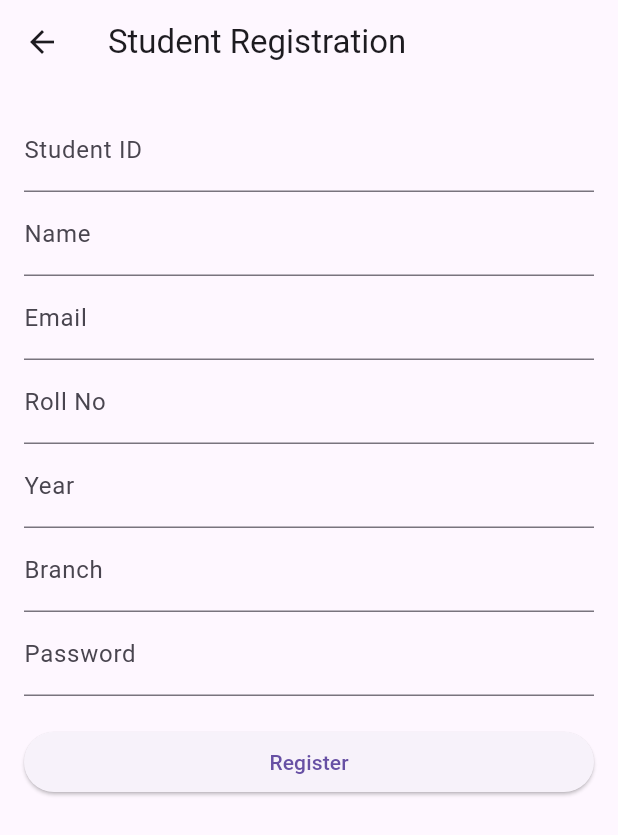
After one commit to Mihir072/ToDos-App, a Flutter app: the StudentRegistration screen opened directly, on a phone screen of 412 x 824 dp. The commit adds this screen. Shown: the top 835 px of the screen. Run offline on Flutter 3.47's test engine with Material 3 defaults, Android fonts, the phone set to English and light mode, and no system bars; network calls fail.

Commit message:
Second Commit

```diff
--- /dev/null
+++ b/lib/screens/student_page.dart
@@ -0,0 +1,122 @@
+import 'dart:convert';
+import 'package:flutter/material.dart';
+import 'package:http/http.dart' as http;
+
+class StudentRegistration extends StatefulWidget {
+  @override
+  _StudentRegistrationState createState() => _StudentRegistrationState();
+}
+
+class _StudentRegistrationState extends State<StudentRegistration> {
+  final _formKey = GlobalKey<FormState>();
+
+  final TextEditingController _studentIdController = TextEditingController();
+  final TextEditingController _nameController = TextEditingController();
+  final TextEditingController _emailController = TextEditingController();
+  final TextEditingController _rollNoController = TextEditingController();
+  final TextEditingController _yearController = TextEditingController();
+  final TextEditingController _branchController = TextEditingController();
+  final TextEditingController _passwordController = TextEditingController();
+
+  Future<void> registerStudent() async {
+    final url = Uri.parse('https://alumini-api1.onrender.com/register');
+    final body = {
+      "student_id": _studentIdController.text,
+      "name": _nameController.text,
+      "email": _emailController.text,
+      "roll_no": _rollNoController.text,
+      "year": _yearController.text,
+      "branch": _branchController.text,
+      "password": _passwordController.text,
+    };
+
+    try {
+      final response = await http.post(
+        url,
+        headers: {
+          'Content-Type': 'application/json',
+        },
+        body: jsonEncode(body),
+      );
+
+      if (response.statusCode == 200 || response.statusCode == 201) {
+        ScaffoldMessenger.of(context).showSnackBar(
+          SnackBar(content: Text('Registration successful!')),
+        );
+      } else {
+        ScaffoldMessenger.of(context).showSnackBar(
+          SnackBar(content: Text('Failed to register: ${response.body}')),
+        );
+      }
+    } catch (e) {
+      ScaffoldMessenger.of(context).showSnackBar(
+        SnackBar(content: Text('Error: $e')),
+      );
+    }
+  }
+
+  @override
+  Widget build(BuildContext context) {
+    return Scaffold(
+      appBar: AppBar(title: const Text('Student Registration')),
+      body: Padding(
+        padding: const EdgeInsets.all(16.0),
+        child: Form(
+          key: _formKey,
+          child: ListView(
+            children: [
+              TextFormField(
+                controller: _studentIdController,
+                decoration: const InputDecoration(labelText: 'Student ID'),
+                validator: (value) =>
+                    value!.isEmpty ? 'Enter Student ID' : null,
+              ),
+              TextFormField(
+                controller: _nameController,
+                decoration: const InputDecoration(labelText: 'Name'),
+                validator: (value) => value!.isEmpty ? 'Enter Name' : null,
+              ),
+              TextFormField(
+                controller: _emailController,
+                decoration: const InputDecoration(labelText: 'Email'),
+                keyboardType: TextInputType.emailAddress,
+                validator: (value) => value!.isEmpty ? 'Enter Email' : null,
+              ),
+              TextFormField(
+                controller: _rollNoController,
+                decoration: const InputDecoration(labelText: 'Roll No'),
+                validator: (value) => value!.isEmpty ? 'Enter Roll No' : null,
+              ),
+              TextFormField(
+                controller: _yearController,
+                decoration: const InputDecoration(labelText: 'Year'),
+                keyboardType: TextInputType.number,
+                validator: (value) => value!.isEmpty ? 'Enter Year' : null,
+              ),
+              TextFormField(
+                controller: _branchController,
+                decoration: const InputDecoration(labelText: 'Branch'),
+                validator: (value) => value!.isEmpty ? 'Enter Branch' : null,
+              ),
+              TextFormField(
+                controller: _passwordController,
+                decoration: const InputDecoration(labelText: 'Password'),
+                obscureText: true,
+                validator: (value) => value!.isEmpty ? 'Enter Password' : null,
+              ),
+              const SizedBox(height: 20),
+              ElevatedButton(
+                onPressed: () {
+                  if (_formKey.currentState!.validate()) {
+                    registerStudent();
+                  }
+                },
+                child: const Text('Register'),
+              ),
+            ],
+          ),
+        ),
+      ),
+    );
+  }
+}
--- a/pubspec.yaml
+++ b/pubspec.yaml
@@ -35,6 +35,7 @@ dependencies:
   # The following adds the Cupertino Icons font to your application.
   # Use with the CupertinoIcons class for iOS style icons.
   cupertino_icons: ^1.0.8
+  http: ^1.2.2
 
 dev_dependencies:
   flutter_test:
```
Also changed, not shown: lib/screens/home_page.dart (+19 -5 lines), lib/screens/login_page.dart (added, +91 -0 lines), pubspec.lock.
